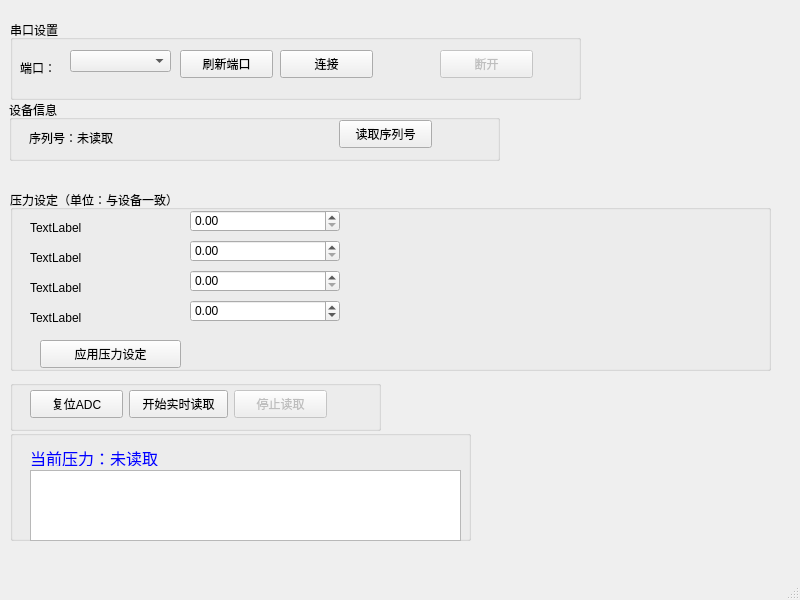
Before: the Qt Designer form mainwindow.ui in 2191201978/PC1Controller, drawn with Qt 5.
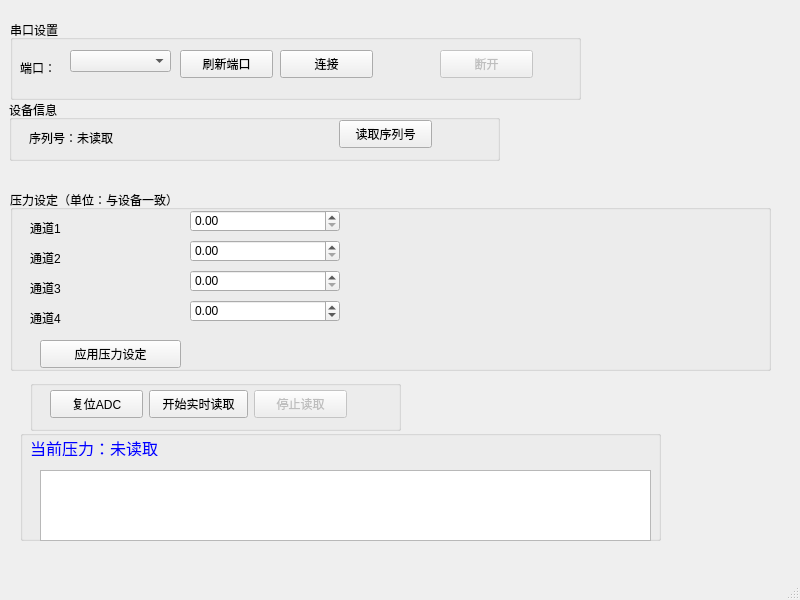
After: the same form once the commit is applied.

Commit message: 修改了ui界面中的一些标签和显示窗口的大小

What changed in the file:
```diff
--- a/mainwindow.ui
+++ b/mainwindow.ui
@@ -109,7 +109,7 @@
       <rect>
        <x>20</x>
        <y>30</y>
-       <width>121</width>
+       <width>281</width>
        <height>16</height>
       </rect>
      </property>
@@ -153,7 +153,7 @@
       </rect>
      </property>
      <property name="text">
-      <string>TextLabel</string>
+      <string>通道1</string>
      </property>
     </widget>
     <widget class="QLabel" name="label_3">
@@ -166,7 +166,7 @@
       </rect>
      </property>
      <property name="text">
-      <string>TextLabel</string>
+      <string>通道2</string>
      </property>
     </widget>
     <widget class="QLabel" name="label_4">
@@ -179,7 +179,7 @@
       </rect>
      </property>
      <property name="text">
-      <string>TextLabel</string>
+      <string>通道3</string>
      </property>
     </widget>
     <widget class="QLabel" name="label_5">
@@ -192,7 +192,7 @@
       </rect>
      </property>
      <property name="text">
-      <string>TextLabel</string>
+      <string>通道4</string>
      </property>
     </widget>
     <widget class="QDoubleSpinBox" name="ch1Spin">
@@ -261,7 +261,7 @@
    <widget class="QGroupBox" name="groupBox">
     <property name="geometry">
      <rect>
-      <x>10</x>
+      <x>30</x>
       <y>380</y>
       <width>371</width>
       <height>51</height>
@@ -322,9 +322,9 @@
    <widget class="QGroupBox" name="groupBox_2">
     <property name="geometry">
      <rect>
-      <x>10</x>
+      <x>20</x>
       <y>430</y>
-      <width>461</width>
+      <width>641</width>
       <height>111</height>
      </rect>
     </property>
@@ -334,9 +334,9 @@
     <widget class="QLabel" name="pressureDisplay">
      <property name="geometry">
       <rect>
-       <x>20</x>
-       <y>20</y>
-       <width>141</width>
+       <x>10</x>
+       <y>10</y>
+       <width>431</width>
        <height>16</height>
       </rect>
      </property>
@@ -352,7 +352,7 @@
       <rect>
        <x>20</x>
        <y>40</y>
-       <width>431</width>
+       <width>611</width>
        <height>71</height>
       </rect>
      </property>
```
The commit also changes 1 other file.
